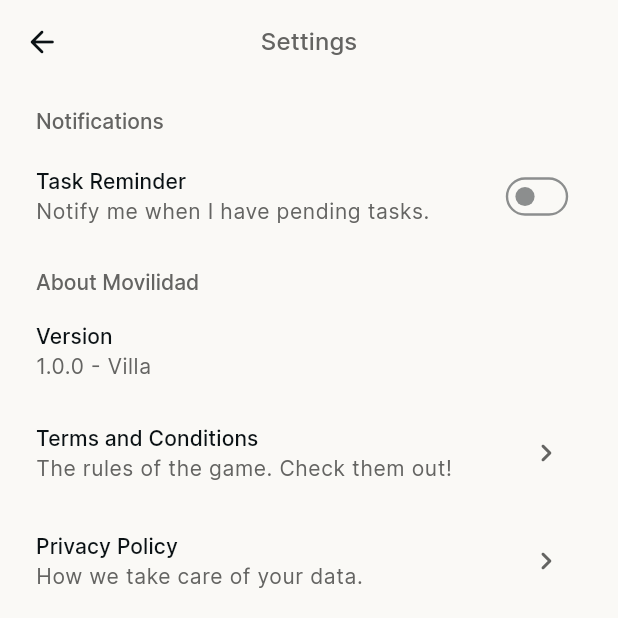
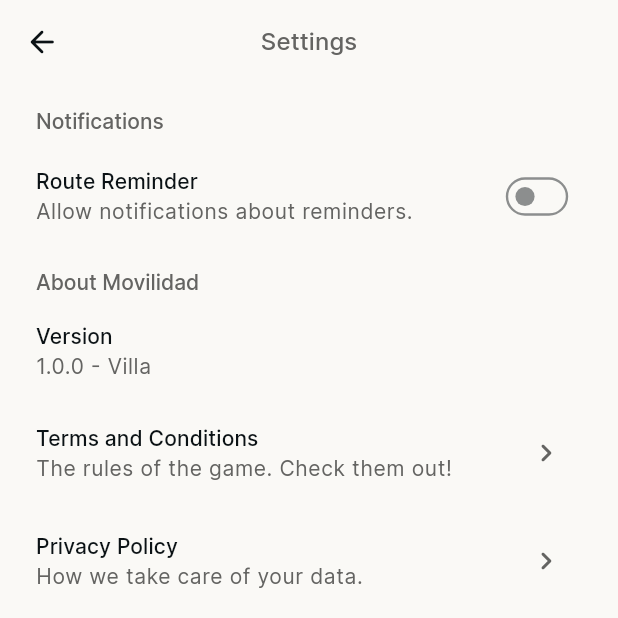
Before and after one commit to movilidad-up/simup-up-app, a Flutter app: the SettingsView screen opened directly, on a phone screen of 412 x 824 dp, the top half of it. Run offline on Flutter 3.47's test engine with Material 3 defaults, Android fonts, the phone set to English and light mode, and no system bars; our stand-ins replace cloud_firestore, connectivity_plus, firebase_core, flutter_blue_plus, flutter_dotenv, flutter_local_notifications and 13 more; missing offline and left inert: cron, encrypt, mobile_scanner, zoom_widget; accounts and stored records are empty; generated files the repository leaves out were written again.

```diff
--- a/lib/l10n/app_en.arb
+++ b/lib/l10n/app_en.arb
@@ -84,8 +84,8 @@
   "rainyTitle": "Rainy Weather",
   "settingsTitle": "Settings",
   "notificationsSection": "Notifications",
-  "taskReminderLabel": "Task Reminder",
-  "taskReminderDescription": "Notify me when I have pending tasks.",
+  "routeReminderLabel": "Route Reminder",
+  "routeReminderDescription": "Allow notifications about reminders.",
   "aboutSection": "About Movilidad",
   "versionLabel": "Version",
   "versionDescription": "1.0.0 - Villa",
@@ -232,6 +232,10 @@
   "affiliation": "Affiliation",
   "student": "Student",
   "teacher": "Teacher",
+  "save": "Save",
+  "clear": "Clear",
+  "passport": "Passport",
+  "management": "Management",
 
   "monday": "Monday",
   "tuesday": "Tuesday",
--- a/lib/views/settings_view.dart
+++ b/lib/views/settings_view.dart
@@ -54,8 +54,8 @@
                   child: Text(AppLocalizations.of(context)!.notificationsSection, textAlign: TextAlign.start, style: Theme.of(context).textTheme.headlineSmall, textScaler: const TextScaler.linear(1.0),),
                 ),
                 CheckboxItem(
-                  label: AppLocalizations.of(context)!.taskReminderLabel,
-                  description: AppLocalizations.of(context)!.taskReminderDescription,
+                  label: AppLocalizations.of(context)!.routeReminderLabel,
+                  description: AppLocalizations.of(context)!.routeReminderDescription,
                   preferenceKey: 'enableReminders',
                 ),
                 Padding(
--- a/lib/views/signature_view.dart
+++ b/lib/views/signature_view.dart
@@ -180,7 +180,9 @@
                                 ? ActionCard(
                                     onSchedulesTap: () {
                                       Navigator.of(context).push(
-                                          CustomPageRoute(SignatureFormView()));
+                                          CustomPageRoute(SignatureFormView(
+                                            onSignatureSaved: _loadSignature,
+                                          )));
                                     },
                                     subtitle: AppLocalizations.of(context)!
                                         .myAttendance,
@@ -200,6 +202,7 @@
                                 MaterialPageRoute(
                                   builder: (context) => SignatureFormView(
                                       signatureData: _signatureData,
+                                      onSignatureSaved: _loadSignature,
                                       startStep: 1),
                                 ),
                               );
```
Also changed, not shown: lib/l10n/app_es.arb (+6 -2 lines), lib/views/home_view.dart (+36 -2 lines), lib/views/signature_form_view.dart (+8 -6 lines).
